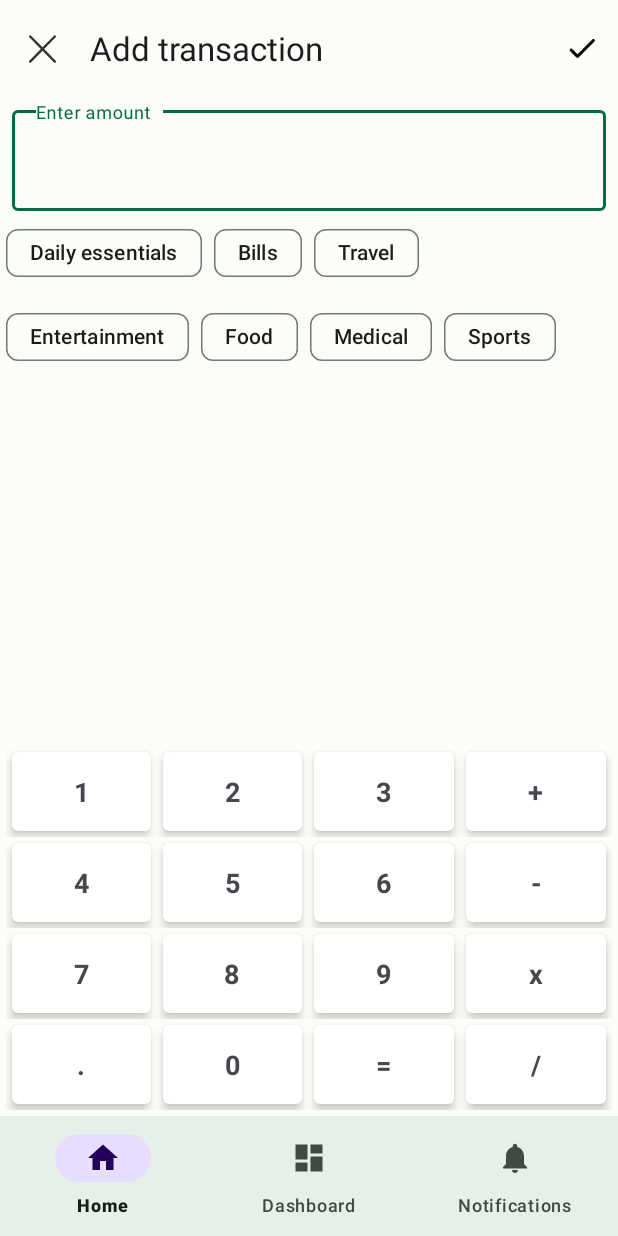
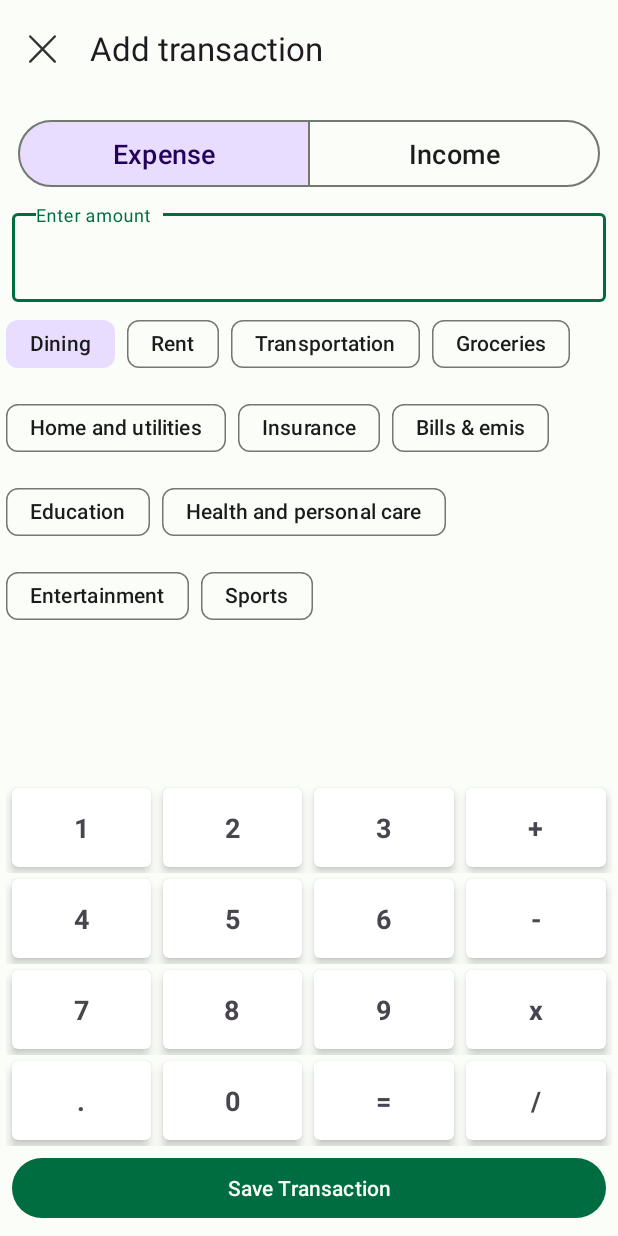
Before and after one commit to Kavin511/expense_manager, an Android app: the screen it shows after launch (MainActivity before the commit, TransactionActivity after it), after a tap on "Add transaction", on a phone screen of 412 x 824 dp. Run offline under Robolectric (Android 15) with nearby library versions, the phone set to English and light mode, and no system bars; our stand-ins replace navigation-ui.

Commit message:
Updated transaction mode and categories and transaction UI changes

```diff
--- a/app/src/main/AndroidManifest.xml
+++ b/app/src/main/AndroidManifest.xml
@@ -14,9 +14,13 @@
         android:theme="@style/AppTheme"
         tools:targetApi="31">
         <activity
+            android:name=".ui.transaction.TransactionActivity"
+            android:exported="true"
+            android:windowSoftInputMode="stateHidden|adjustResize" />
+        <activity
             android:name=".MainActivity"
             android:exported="true"
-             android:windowSoftInputMode="adjustNothing">
+            android:windowSoftInputMode="adjustNothing">
             <intent-filter>
                 <action android:name="android.intent.action.MAIN" />
 
--- a/app/src/main/java/com/example/expensemanager/MainActivity.kt
+++ b/app/src/main/java/com/example/expensemanager/MainActivity.kt
@@ -27,6 +27,6 @@ class MainActivity : AppCompatActivity() {
                 R.id.navigation_home, R.id.navigation_dashboard, R.id.navigation_notifications
             )
         )
-         navView.setupWithNavController(navController)
+        navView.setupWithNavController(navController)
     }
 }
--- a/app/src/main/java/com/example/expensemanager/ui/home/HomeFragment.kt
+++ b/app/src/main/java/com/example/expensemanager/ui/home/HomeFragment.kt
@@ -8,7 +8,11 @@ import android.widget.TextView
 import androidx.fragment.app.Fragment
 import androidx.lifecycle.ViewModelProvider
 import androidx.lifecycle.lifecycleScope
+import androidx.navigation.NavGraphBuilder
 import androidx.navigation.fragment.findNavController
+import androidx.navigation.fragment.navArgs
+import androidx.navigation.navGraphViewModels
+import androidx.navigation.navigation
 import com.example.expensemanager.R
 import com.example.expensemanager.databinding.FragmentHomeBinding
 import com.google.android.material.floatingactionbutton.ExtendedFloatingActionButton
@@ -44,7 +48,8 @@ class HomeFragment : Fragment() {
         super.onViewCreated(view, savedInstanceState)
         val addTransactions: ExtendedFloatingActionButton = binding.addTransaction
         addTransactions.setOnClickListener {
-            findNavController().navigate(R.id.action_navigation_home_to_transactionFragment)
+            onPrimaryNavigationFragmentChanged(true)
+            findNavController().navigate(R.id.transactionFragment)
         }
     }
 
--- /dev/null
+++ b/app/src/main/java/com/example/expensemanager/ui/transaction/TransactionActivity.kt
@@ -0,0 +1,119 @@
+package com.example.expensemanager.ui.transaction
+
+import android.content.Context
+import android.os.Bundle
+import android.util.AttributeSet
+import androidx.appcompat.app.AppCompatActivity
+import androidx.lifecycle.lifecycleScope
+import androidx.lifecycle.viewModelScope
+import com.example.expensemanager.R
+import com.example.expensemanager.databinding.ActivityTransactionBinding
+import com.example.expensemanager.ui.transaction.models.TransactionMode
+import com.google.android.material.chip.Chip
+import com.google.android.material.textfield.TextInputEditText
+import kotlinx.coroutines.flow.MutableStateFlow
+import kotlinx.coroutines.flow.StateFlow
+import kotlinx.coroutines.flow.collectLatest
+import kotlinx.coroutines.launch
+import kotlinx.coroutines.runBlocking
+
+class TransactionActivity : AppCompatActivity() {
+
+    private var _binding: ActivityTransactionBinding? = null
+    private lateinit var transactionViewModel: TransactionViewModel
+    private val binding
+        get() = _binding!!
+
+    override fun onCreate(savedInstanceState: Bundle?) {
+        super.onCreate(savedInstanceState)
+        _binding = ActivityTransactionBinding.inflate(layoutInflater)
+        setContentView(binding.root)
+        transactionViewModel = TransactionViewModel()
+        initialiseTransactionType()
+        initialiseTransactionKeyboard()
+        initialiseNavigation()
+        binding.amountText.showSoftInputOnFocus = false
+    }
+
+    private fun initialiseTransactionType() {
+        binding.transactionMode.addOnButtonCheckedListener { group, checkedId, isChecked ->
+            when (checkedId) {
+                R.id.expense_mode -> {
+                    if (isChecked) {
+                        transactionViewModel.transactionMode.value = TransactionMode.EXPENSE
+                    }
+                }
+                R.id.income_mode -> {
+                    if (isChecked) {
+                        transactionViewModel.transactionMode.value = TransactionMode.INCOME
+                    }
+                }
+            }
+        }
+        lifecycleScope.launch {
+            initialiseTransactionCategory()
+        }
+    }
+
+    private suspend fun initialiseTransactionCategory() {
+        transactionViewModel.transactionMode.collectLatest {
+            binding.categoryGroup.removeAllViews()
+            transactionViewModel.transactionMode.value
+            it.categoryList.forEachIndexed { index, value ->
+                val chip = Chip(this)
+                chip.text = value
+                chip.id = index
+                chip.isCheckable = true
+                if (index == 0) {
+                    chip.isChecked = true
+                }
+                binding.categoryGroup.addView(chip)
+            }
+        }
+    }
+
+    private fun initialiseNavigation() {
+        binding.topAppBar.setNavigationOnClickListener {
+            finish()
+        }
+    }
+
+    private fun initialiseTransactionKeyboard() {
+        val transactionKeyboard =
+            TransactionKeyboard(baseContext, binding.amountText.editableText, binding.keyboard)
+        transactionKeyboard.initialiseListeners()
+        transactionViewModel.viewModelScope.launch {
+            binding.amountText.selectionPosition.collect {
+                transactionKeyboard.selectionPosition = it
+            }
+        }
+        binding.amountText.requestFocus()
+    }
+
+    override fun onDestroy() {
+        super.onDestroy()
+        _binding = null
+    }
+}
+
+class CustomEditText(context: Context, attrs: AttributeSet) :
+    TextInputEditText(context, attrs) {
+    private var _selectionPosition: MutableStateFlow<Int>? = null
+    val selectionPosition: StateFlow<Int>
+
+    init {
+        _selectionPosition = MutableStateFlow(0)
+        selectionPosition = _selectionPosition as MutableStateFlow<Int>
+    }
+
+    override fun onSelectionChanged(selStart: Int, selEnd: Int) {
+        super.onSelectionChanged(selStart, selEnd)
+        runBlocking {
+            launch {
+                if (_selectionPosition != null) {
+                    _selectionPosition?.value = selStart
+                }
+            }
+        }
+    }
+}
--- a/app/src/main/java/com/example/expensemanager/ui/transaction/TransactionFragment.kt
+++ /dev/null
@@ -1,96 +0,0 @@
-package com.example.expensemanager.ui.transaction
-
-import android.app.Activity
-import android.content.Context
-import android.os.Bundle
-import android.util.AttributeSet
-import android.view.LayoutInflater
-import android.view.View
-import android.view.ViewGroup
-import android.view.inputmethod.InputMethodManager
-import androidx.lifecycle.viewModelScope
-import com.example.expensemanager.databinding.FragmentTransactionBinding
-import com.google.android.material.bottomsheet.BottomSheetDialogFragment
-import com.google.android.material.textfield.TextInputEditText
-import kotlinx.coroutines.CoroutineScope
-import kotlinx.coroutines.GlobalScope
-import kotlinx.coroutines.flow.MutableStateFlow
-import kotlinx.coroutines.flow.StateFlow
-import kotlinx.coroutines.launch
-import kotlinx.coroutines.runBlocking
-import kotlin.coroutines.coroutineContext
-
-class TransactionFragment : BottomSheetDialogFragment() {
-
-    private var _binding: FragmentTransactionBinding? = null
-    private lateinit var transactionViewModel: TransactionViewModel
-    private val binding
-        get() = _binding!!
-
-    override fun onCreateView(
-        inflater: LayoutInflater, container: ViewGroup?,
-        savedInstanceState: Bundle?
-    ): View {
-        _binding = FragmentTransactionBinding.inflate(inflater, container, false)
-        transactionViewModel = TransactionViewModel()
-        transactionViewModel.category.forEach {
-            val chip = com.google.android.material.chip.Chip(context)
-            chip.text = it.key
-            chip.id = it.value
-            chip.setOnClickListener {
-                chip.isSelected = true
-            }
-            binding.categoryGroup.addView(chip)
-        }
-        val transactionKeyboard = TransactionKeyboard(
-            requireContext(),
-            binding.amountText.editableText,
-            binding.keyboard
-        )
-        binding.amountText.showSoftInputOnFocus = false
-        binding.amountText.requestFocus()
-        transactionKeyboard.initialiseListeners()
-        transactionViewModel.viewModelScope.launch {
-            binding.amountText.selectionPosition.collect {
-                transactionKeyboard.selectionPosition = it
-            }
-        }
-        return binding.root
-    }
-
-    companion object {
-        @JvmStatic
-        fun newInstance(param1: String, param2: String) =
-            TransactionFragment().apply {
-                arguments = Bundle().apply {
-                }
-            }
-    }
-
-    override fun onDestroy() {
-        super.onDestroy()
-        _binding = null
-    }
-}
-
-class CustomEditText(context: Context, attrs: AttributeSet) :
-    TextInputEditText(context, attrs) {
-    private var _selectionPosition: MutableStateFlow<Int>? = null
-    val selectionPosition: StateFlow<Int>
-
-    init {
-        _selectionPosition = MutableStateFlow(0)
-        selectionPosition = _selectionPosition as MutableStateFlow<Int>
-    }
-
-    override fun onSelectionChanged(selStart: Int, selEnd: Int) {
-        super.onSelectionChanged(selStart, selEnd)
-        runBlocking {
-            launch {
-                if (_selectionPosition!=null) {
-                    _selectionPosition?.value = selStart
-                }
-            }
-        }
-    }
-}
--- a/app/src/main/java/com/example/expensemanager/ui/transaction/TransactionKeyboard.kt
+++ b/app/src/main/java/com/example/expensemanager/ui/transaction/TransactionKeyboard.kt
@@ -5,7 +5,6 @@ import android.text.Editable
 import android.widget.Toast
 import com.example.expensemanager.databinding.KeyboardBinding
 import com.example.expensemanager.utils.AppConstants
-import kotlin.math.round
 
 class TransactionKeyboard(
     val context: Context,
@@ -55,12 +54,17 @@ class TransactionKeyboard(
                 editable.insert(selectionPosition, operator)
             }
             editable.toString().contains(AppConstants.DIVISION) -> {
+                if (values[1].toLong() == 0L) {
+                    Toast.makeText(context, "Dividing with 0 is not allowed!", Toast.LENGTH_SHORT)
+                        .show()
+                } else {
                     editable.clear()
                     editable.insert(
                         selectionPosition,
                         "%.2f".format(values[0].toDouble().div(values[1].toDouble()))
                     )
                     editable.insert(selectionPosition, operator)
+                }
             }
             editable.toString().contains("x") -> {
                 editable.clear()
@@ -123,6 +127,8 @@ class TransactionKeyboard(
                 ).show()
             }
         }
+        keyboardBinding.saveTransaction.setOnClickListener {
+        }
     }
 
     fun initialiseListeners() {
--- a/app/src/main/java/com/example/expensemanager/ui/transaction/TransactionViewModel.kt
+++ b/app/src/main/java/com/example/expensemanager/ui/transaction/TransactionViewModel.kt
@@ -1,25 +1,13 @@
 package com.example.expensemanager.ui.transaction
 
 import androidx.lifecycle.ViewModel
-import com.example.expensemanager.R
+import com.example.expensemanager.ui.transaction.models.TransactionMode
 import kotlinx.coroutines.flow.MutableStateFlow
-import kotlinx.coroutines.flow.StateFlow
-import kotlinx.coroutines.flow.flowOf
-import java.util.*
 
 class TransactionViewModel() : ViewModel() {
-    val _cursorPosition = MutableStateFlow(0)
-    val cursorPosition=_cursorPosition
-
-    val category = mapOf(
-        "Daily essentials" to R.drawable.ic_daily_needs,
-        "Bills" to R.drawable.ic_communication,
-        "Travel" to R.drawable.ic_travel,
-        "Entertainment" to R.drawable.ic_entertainment,
-        "Food" to R.drawable.ic_food,
-        "Medical" to R.drawable.ic_baseline_local_hospital_24,
-        "Sports" to R.drawable.ic_sports,
-    )
+    private val _cursorPosition = MutableStateFlow(0)
+    val cursorPosition = _cursorPosition
+    var transactionMode = MutableStateFlow(TransactionMode.EXPENSE)
 
 
 }
--- /dev/null
+++ b/app/src/main/java/com/example/expensemanager/ui/transaction/models/TransactionMode.kt
@@ -0,0 +1,30 @@
+package com.example.expensemanager.ui.transaction.models
+
+enum class TransactionMode(val categoryList: List<String>) {
+    EXPENSE(
+        listOf(
+            "Dining",
+            "Rent",
+            "Transportation",
+            "Groceries",
+            "Home and utilities",
+            "Insurance",
+            "Bills & emis",
+            "Education",
+            "Health and personal care",
+            "Entertainment",
+            "Sports"
+        )
+    ),
+    INCOME(
+        listOf(
+            "Earned Income",
+            "Profit Income",
+            "Interest Income",
+            "Dividend Income",
+            "Rental Income",
+            "Capital Gains Income",
+            "Royalty Income"
+        )
+    )
+}
--- a/app/src/main/res/drawable/ic_done.xml
+++ b/app/src/main/res/drawable/ic_done.xml
@@ -1,5 +1,9 @@
-<vector android:height="24dp" android:tint="#000000"
-    android:viewportHeight="24" android:viewportWidth="24"
-    android:width="24dp" xmlns:android="http://schemas.android.com/apk/res/android">
-    <path android:fillColor="@android:color/white" android:pathData="M9,16.2l-3.5,-3.5c-0.39,-0.39 -1.01,-0.39 -1.4,0 -0.39,0.39 -0.39,1.01 0,1.4l4.19,4.19c0.39,0.39 1.02,0.39 1.41,0L20.3,7.7c0.39,-0.39 0.39,-1.01 0,-1.4 -0.39,-0.39 -1.01,-0.39 -1.4,0L9,16.2z"/>
+<vector xmlns:android="http://schemas.android.com/apk/res/android"
+    android:width="18dp"
+    android:height="19dp"
+    android:viewportWidth="18"
+    android:viewportHeight="19">
+    <path
+        android:fillColor="?attr/colorSurface"
+        android:pathData="M26.59,68.53a2.35,2.35 0,0 1,-1.66 -0.68L0.7,43.8A2.35,2.35 0,1 1,4 40.46L26.58,62.85 75,14.07a2.36,2.36 0,0 1,3.35 3.32L28.26,67.84a2.36,2.36 0,0 1,-1.66 0.69Z" />
 </vector>
--- a/app/src/main/res/layout/fragment_transaction.xml
+++ b/app/src/main/res/layout/activity_transaction.xml
@@ -1,11 +1,11 @@
 <?xml version="1.0" encoding="utf-8"?>
-<LinearLayout xmlns:android="http://schemas.android.com/apk/res/android"
+<androidx.coordinatorlayout.widget.CoordinatorLayout xmlns:android="http://schemas.android.com/apk/res/android"
     xmlns:app="http://schemas.android.com/apk/res-auto"
     xmlns:tools="http://schemas.android.com/tools"
     android:layout_width="match_parent"
     android:layout_height="wrap_content"
     android:orientation="vertical"
-    tools:context=".ui.transaction.TransactionFragment">
+    tools:context=".ui.transaction.TransactionActivity">
 
     <com.google.android.material.appbar.AppBarLayout
         android:id="@+id/topAppBar_wrapper"
@@ -16,10 +16,10 @@
             android:id="@+id/topAppBar"
             android:layout_width="match_parent"
             android:layout_height="?attr/actionBarSize"
-            app:menu="@menu/add_transactions_menu"
+            app:layout_scrollFlags="snapMargins"
             app:navigationIcon="@drawable/ic_close"
             app:navigationIconTint="?attr/colorOnSurface"
-            app:title="Add transaction" />
+            app:title="@string/add_transaction" />
 
     </com.google.android.material.appbar.AppBarLayout>
 
@@ -29,11 +29,46 @@
         android:layout_margin="@dimen/default_margin"
         app:layout_behavior="@string/appbar_scrolling_view_behavior">
 
-        <com.google.android.material.textfield.TextInputLayout
+        <com.google.android.material.button.MaterialButtonToggleGroup
+            android:id="@+id/transaction_mode"
+            style="?attr/materialButtonToggleGroupStyle"
             android:layout_width="match_parent"
             android:layout_height="wrap_content"
+            android:layout_alignParentTop="true"
+            android:layout_centerHorizontal="true"
+            android:layout_margin="@dimen/default_margin"
+            android:padding="@dimen/default_padding"
+            app:checkedButton="@+id/expense_mode"
+            app:selectionRequired="true"
+            app:singleSelection="true">
+
+            <Button
+                android:id="@+id/expense_mode"
+                style="?attr/materialButtonOutlinedStyle"
+                android:layout_width="0dp"
+                android:layout_height="wrap_content"
+                android:layout_weight="1"
+                android:padding="@dimen/primary_button_padding"
+                android:text="@string/expense"
+                android:textSize="18sp" />
+
+            <Button
+                android:id="@+id/income_mode"
+                style="?attr/materialButtonOutlinedStyle"
+                android:layout_width="0dp"
+                android:layout_height="wrap_content"
+                android:layout_weight="1"
+                android:padding="@dimen/primary_button_padding"
+                android:text="@string/income"
+                android:textSize="18sp" />
+        </com.google.android.material.button.MaterialButtonToggleGroup>
+
+        <com.google.android.material.textfield.TextInputLayout
+            android:id="@+id/amount_text_wrapper"
+            android:layout_width="match_parent"
+            android:layout_height="wrap_content"
+            android:layout_below="@+id/transaction_mode"
             android:hint="Enter amount"
-            android:id="@+id/amount_text_wrapper"
             android:labelFor="@id/amount_text">
 
             <com.example.expensemanager.ui.transaction.CustomEditText
@@ -43,10 +78,7 @@
                 android:layout_alignParentStart="true"
                 android:layout_alignParentTop="true"
                 android:layout_alignParentEnd="true"
-                android:layout_marginStart="@dimen/default_margin"
-                android:layout_marginTop="@dimen/default_margin"
-                android:layout_marginEnd="@dimen/default_margin"
-                android:layout_marginBottom="@dimen/default_margin"
+                android:layout_margin="@dimen/default_margin"
                 android:imeOptions="actionDone"
                 android:isScrollContainer="true"
                 android:lines="1"
@@ -54,7 +86,7 @@
                 android:saveEnabled="true"
                 android:scrollbars="horizontal"
                 android:singleLine="true"
-                android:textSize="24sp" />
+                android:textSize="18sp" />
         </com.google.android.material.textfield.TextInputLayout>
 
         <com.google.android.material.chip.ChipGroup
@@ -63,8 +95,8 @@
             android:layout_height="wrap_content"
             android:layout_above="@id/keyboard"
             android:layout_below="@+id/amount_text_wrapper"
+            android:layout_alignParentStart="true"
             android:layout_alignParentEnd="true"
-            android:layout_alignParentStart="true"
             app:selectionRequired="true"
             app:singleSelection="true" />
 
@@ -77,4 +109,4 @@
             android:layout_alignParentEnd="true"
             android:layout_alignParentBottom="true" />
     </RelativeLayout>
-</LinearLayout>
+</androidx.coordinatorlayout.widget.CoordinatorLayout>
--- a/app/src/main/res/layout/fragment_home.xml
+++ b/app/src/main/res/layout/fragment_home.xml
@@ -17,6 +17,7 @@
         android:layout_marginEnd="8dp"
         android:textAlignment="center"
         android:textSize="16sp"
+        android:textColor="?attr/colorSurface"
         app:layout_constraintBottom_toBottomOf="parent"
         app:layout_constraintEnd_toEndOf="parent"
         app:layout_constraintStart_toStartOf="parent"
--- a/app/src/main/res/layout/keyboard.xml
+++ b/app/src/main/res/layout/keyboard.xml
@@ -410,4 +410,13 @@
                 android:textStyle="bold" />
         </androidx.cardview.widget.CardView>
     </LinearLayout>
+
+    <com.google.android.material.button.MaterialButton
+        android:id="@+id/save_transaction"
+        android:layout_width="match_parent"
+        android:layout_height="wrap_content"
+        android:layout_margin="@dimen/default_margin"
+        android:padding="@dimen/primary_button_padding"
+        android:text="@string/save_transaction"
+        android:textColor="?attr/colorSurface" />
 </LinearLayout>
--- a/app/src/main/res/menu/add_transactions_menu.xml
+++ b/app/src/main/res/menu/add_transactions_menu.xml
@@ -4,7 +4,7 @@
     <item
         android:id="@+id/add_transactions"
         android:icon="@drawable/ic_done"
-        android:iconTint="?attr/colorOnSurface"
         android:title="Done"
-        app:showAsAction="always" />
+        app:showAsAction="always"
+        />
 </menu>
--- a/app/src/main/res/menu/bottom_nav_menu.xml
+++ b/app/src/main/res/menu/bottom_nav_menu.xml
@@ -1,19 +1,23 @@
 <?xml version="1.0" encoding="utf-8"?>
-<menu xmlns:android="http://schemas.android.com/apk/res/android">
+<menu xmlns:android="http://schemas.android.com/apk/res/android"
+    xmlns:app="http://schemas.android.com/apk/res-auto">
 
     <item
         android:id="@+id/navigation_home"
         android:icon="@drawable/ic_home_black_24dp"
-        android:title="@string/title_home" />
+        android:title="@string/title_home"
+        app:showAsAction="always" />
 
     <item
         android:id="@+id/navigation_dashboard"
         android:icon="@drawable/ic_dashboard_black_24dp"
-        android:title="@string/title_dashboard" />
+        android:title="@string/title_dashboard"
+        app:showAsAction="always" />
 
     <item
         android:id="@+id/navigation_notifications"
         android:icon="@drawable/ic_notifications_black_24dp"
-        android:title="@string/title_notifications" />
+        android:title="@string/title_notifications"
+        app:showAsAction="always" />
 
 </menu>
--- a/app/src/main/res/navigation/mobile_navigation.xml
+++ b/app/src/main/res/navigation/mobile_navigation.xml
@@ -10,9 +10,6 @@
         android:name="com.example.expensemanager.ui.home.HomeFragment"
         android:label="@string/title_home"
         tools:layout="@layout/fragment_home">
-        <action
-            android:id="@+id/action_navigation_home_to_transactionFragment"
-            app:destination="@id/transactionFragment" />
     </fragment>
 
     <fragment
@@ -26,9 +23,9 @@
         android:name="com.example.expensemanager.ui.notifications.NotificationsFragment"
         android:label="@string/title_notifications"
         tools:layout="@layout/fragment_notifications"/>
-    <fragment
+    <activity
         android:id="@+id/transactionFragment"
-        tools:layout="@layout/fragment_transaction"
-        android:name="com.example.expensemanager.ui.transaction.TransactionFragment"
+        tools:layout="@layout/activity_transaction"
+        android:name="com.example.expensemanager.ui.transaction.TransactionActivity"
         android:label="TransactionFragment" />
 </navigation>
--- a/app/src/main/res/values/dimens.xml
+++ b/app/src/main/res/values/dimens.xml
@@ -6,4 +6,5 @@
     <dimen name="keyboard_key_padding">10dp</dimen>
     <dimen name="default_margin">4dp</dimen>
     <dimen name="fab_margin">24dp</dimen>
+    <dimen name="primary_button_padding">10dp</dimen>
 </resources>
--- a/app/src/main/res/values/strings.xml
+++ b/app/src/main/res/values/strings.xml
@@ -8,4 +8,7 @@
     <string name="add_transaction">Add transaction</string>
     <string name="first_fragment_label">fi</string>
     <string name="second_fragment_label">second</string>
+    <string name="expense">Expense</string>
+    <string name="income">Income</string>
+    <string name="save_transaction">Save Transaction</string>
 </resources>
```
Lines whose indentation alone changed are shown as unchanged.
